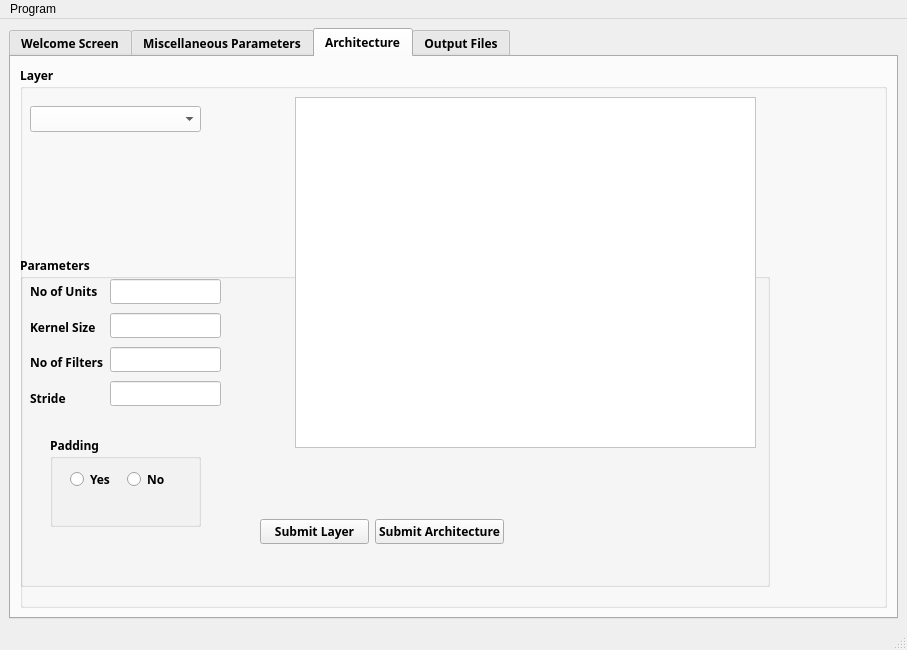
Qt form mainwindow.ui (mourra950/Siemens-System-Level-Modelling-of-ASDLA-Graduation-Project) before a commit.
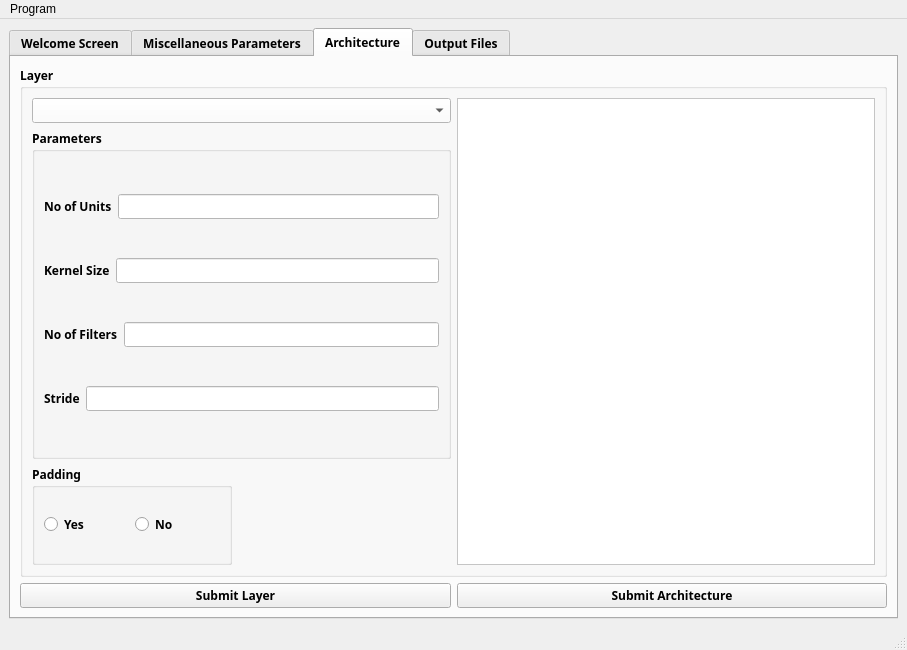
The same form after that commit. The open tabs and pages were chosen to show the change.

What changed in the file:
```diff
--- a/mainwindow.ui
+++ b/mainwindow.ui
@@ -360,15 +360,19 @@
               <property name="title">
                <string>Layer</string>
               </property>
+              <layout class="QVBoxLayout" name="verticalLayout_13">
+               <item>
+                <layout class="QHBoxLayout" name="horizontalLayout">
+                 <property name="topMargin">
+                  <number>0</number>
+                 </property>
+                 <item>
+                  <layout class="QVBoxLayout" name="verticalLayout_15">
+                   <property name="rightMargin">
+                    <number>0</number>
+                   </property>
+                   <item>
               <widget class="QComboBox" name="layer">
-               <property name="geometry">
-                <rect>
-                 <x>10</x>
-                 <y>40</y>
-                 <width>171</width>
-                 <height>26</height>
-                </rect>
-               </property>
                <property name="font">
                 <font>
                  <family>Siemens Sans</family>
@@ -379,15 +383,9 @@
                 <string notr="true">background-color: white;</string>
                </property>
               </widget>
+                   </item>
+                   <item>
               <widget class="QGroupBox" name="groupBox_2">
-               <property name="geometry">
-                <rect>
-                 <x>0</x>
-                 <y>190</y>
-                 <width>750</width>
-                 <height>331</height>
-                </rect>
-               </property>
                <property name="font">
                 <font>
                  <family>Siemens Sans</family>
@@ -397,24 +395,11 @@
                <property name="title">
                 <string>Parameters</string>
                </property>
-               <widget class="QWidget" name="layoutWidget">
-                <property name="geometry">
-                 <rect>
-                  <x>10</x>
-                  <y>20</y>
-                  <width>191</width>
-                  <height>137</height>
-                 </rect>
-                </property>
-                <property name="font">
-                 <font>
-                  <family>Siemens Sans</family>
-                  <bold>true</bold>
-                 </font>
-                </property>
                 <layout class="QHBoxLayout" name="horizontalLayout_2">
                  <item>
-                  <layout class="QVBoxLayout" name="verticalLayout_4">
+                       <layout class="QVBoxLayout" name="verticalLayout_18">
+                        <item>
+                         <layout class="QHBoxLayout" name="horizontalLayout_12">
                    <item>
                     <widget class="QLabel" name="label_10">
                      <property name="font">
@@ -429,6 +414,23 @@
                     </widget>
                    </item>
                    <item>
+                           <widget class="QLineEdit" name="units">
+                            <property name="font">
+                             <font>
+                              <family>Siemens Sans</family>
+                              <bold>true</bold>
+                             </font>
+                            </property>
+                            <property name="styleSheet">
+                             <string notr="true">background-color: white;</string>
+                            </property>
+                           </widget>
+                          </item>
+                         </layout>
+                        </item>
+                        <item>
+                         <layout class="QHBoxLayout" name="horizontalLayout_11">
+                          <item>
                     <widget class="QLabel" name="label_6">
                      <property name="font">
                       <font>
@@ -442,6 +444,23 @@
                     </widget>
                    </item>
                    <item>
+                           <widget class="QLineEdit" name="kernelsize">
+                            <property name="font">
+                             <font>
+                              <family>Siemens Sans</family>
+                              <bold>true</bold>
+                             </font>
+                            </property>
+                            <property name="styleSheet">
+                             <string notr="true">background-color: white;</string>
+                            </property>
+                           </widget>
+                          </item>
+                         </layout>
+                        </item>
+                        <item>
+                         <layout class="QHBoxLayout" name="horizontalLayout_9">
+                          <item>
                     <widget class="QLabel" name="label_8">
                      <property name="font">
                       <font>
@@ -455,6 +474,23 @@
                     </widget>
                    </item>
                    <item>
+                           <widget class="QLineEdit" name="filters">
+                            <property name="font">
+                             <font>
+                              <family>Siemens Sans</family>
+                              <bold>true</bold>
+                             </font>
+                            </property>
+                            <property name="styleSheet">
+                             <string notr="true">background-color: white;</string>
+                            </property>
+                           </widget>
+                          </item>
+                         </layout>
+                        </item>
+                        <item>
+                         <layout class="QHBoxLayout" name="horizontalLayout_10">
+                          <item>
                     <widget class="QLabel" name="label_9">
                      <property name="font">
                       <font>
@@ -467,49 +503,6 @@
                      </property>
                     </widget>
                    </item>
-                  </layout>
-                 </item>
-                 <item>
-                  <layout class="QVBoxLayout" name="verticalLayout_5">
-                   <item>
-                    <widget class="QLineEdit" name="units">
-                     <property name="font">
-                      <font>
-                       <family>Siemens Sans</family>
-                       <bold>true</bold>
-                      </font>
-                     </property>
-                     <property name="styleSheet">
-                      <string notr="true">background-color: white;</string>
-                     </property>
-                    </widget>
-                   </item>
-                   <item>
-                    <widget class="QLineEdit" name="kernelsize">
-                     <property name="font">
-                      <font>
-                       <family>Siemens Sans</family>
-                       <bold>true</bold>
-                      </font>
-                     </property>
-                     <property name="styleSheet">
-                      <string notr="true">background-color: white;</string>
-                     </property>
-                    </widget>
-                   </item>
-                   <item>
-                    <widget class="QLineEdit" name="filters">
-                     <property name="font">
-                      <font>
-                       <family>Siemens Sans</family>
-                       <bold>true</bold>
-                      </font>
-                     </property>
-                     <property name="styleSheet">
-                      <string notr="true">background-color: white;</string>
-                     </property>
-                    </widget>
-                   </item>
                    <item>
                     <widget class="QLineEdit" name="stride">
                      <property name="font">
@@ -526,15 +519,17 @@
                   </layout>
                  </item>
                 </layout>
-               </widget>
+                      </item>
+                     </layout>
+                    </widget>
+                   </item>
+                   <item>
                <widget class="QGroupBox" name="padding">
-                <property name="geometry">
-                 <rect>
-                  <x>30</x>
-                  <y>180</y>
-                  <width>151</width>
-                  <height>91</height>
-                 </rect>
+                     <property name="maximumSize">
+                      <size>
+                       <width>200</width>
+                       <height>100</height>
+                      </size>
                 </property>
                 <property name="font">
                  <font>
@@ -548,21 +543,8 @@
                 <property name="title">
                  <string>Padding</string>
                 </property>
-                <widget class="QWidget" name="layoutWidget">
-                 <property name="geometry">
-                  <rect>
-                   <x>20</x>
-                   <y>30</y>
-                   <width>108</width>
-                   <height>28</height>
-                  </rect>
-                 </property>
-                 <property name="font">
-                  <font>
-                   <family>Siemens Sans</family>
-                   <bold>true</bold>
-                  </font>
-                 </property>
+                     <layout class="QHBoxLayout" name="horizontalLayout_8">
+                      <item>
                  <layout class="QHBoxLayout" name="horizontalLayout_3">
                   <item>
                    <widget class="QRadioButton" name="yes">
@@ -591,23 +573,34 @@
                    </widget>
                   </item>
                  </layout>
-                </widget>
-               </widget>
-               <widget class="QWidget" name="layoutWidget">
-                <property name="geometry">
-                 <rect>
-                  <x>240</x>
-                  <y>260</y>
-                  <width>244</width>
-                  <height>31</height>
-                 </rect>
-                </property>
+                      </item>
+                     </layout>
+                    </widget>
+                   </item>
+                  </layout>
+                 </item>
+                 <item>
+                  <widget class="QTableView" name="tableView">
                 <property name="font">
                  <font>
                   <family>Siemens Sans</family>
-                  <bold>true</bold>
-                 </font>
-                </property>
+                     <bold>false</bold>
+                    </font>
+                   </property>
+                   <property name="styleSheet">
+                    <string notr="true">background-color: white;</string>
+                   </property>
+                   <property name="sizeAdjustPolicy">
+                    <enum>QAbstractScrollArea::AdjustToContents</enum>
+                   </property>
+                  </widget>
+                 </item>
+                </layout>
+               </item>
+              </layout>
+             </widget>
+            </item>
+            <item>
                 <layout class="QHBoxLayout" name="horizontalLayout_4">
                  <item>
                   <widget class="QPushButton" name="layerbutton">
@@ -636,31 +629,6 @@
                   </widget>
                  </item>
                 </layout>
-               </widget>
-              </widget>
-              <widget class="QTableView" name="tableView">
-               <property name="geometry">
-                <rect>
-                 <x>275</x>
-                 <y>31</y>
-                 <width>461</width>
-                 <height>351</height>
-                </rect>
-               </property>
-               <property name="font">
-                <font>
-                 <family>Siemens Sans</family>
-                 <bold>false</bold>
-                </font>
-               </property>
-               <property name="styleSheet">
-                <string notr="true">background-color: white;</string>
-               </property>
-               <property name="sizeAdjustPolicy">
-                <enum>QAbstractScrollArea::AdjustToContents</enum>
-               </property>
-              </widget>
-             </widget>
             </item>
            </layout>
           </item>
```
Left out of the diff: 182 changed lines with no effect on the pictures. Lines whose indentation alone changed are shown as unchanged.
